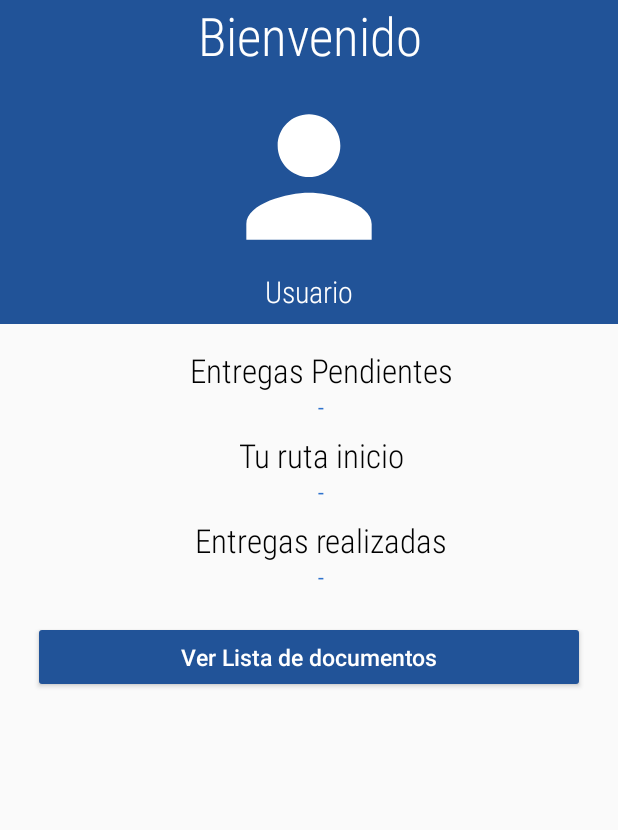
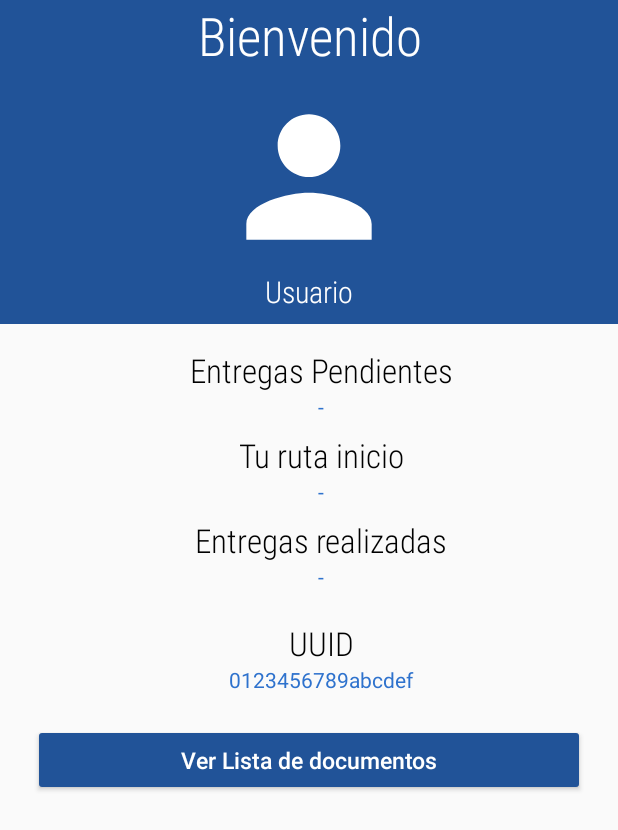
Before and after one commit to juver1212/ProyectoAppTransporteZavala, an Android app: the fragment BienvenidaFragment shown on its own in the app's theme, on a phone screen of 412 x 824 dp. Shown: the top 830 px of the screen. Run offline under Robolectric (Android 15) with nearby library versions, the phone set to English and light mode, and no system bars.

Commit message:
segundo commit

```diff
--- a/src/main/AndroidManifest.xml
+++ b/src/main/AndroidManifest.xml
@@ -31,13 +31,12 @@
     <application
         android:allowBackup="true"
         android:appComponentFactory="whateverString"
-        android:icon="@mipmap/ic_laucher_za_round"
-        android:label="Trackinn"
+        android:icon="@drawable/aceros_arequipa"
+        android:label="Aceros Arequipa"
         android:supportsRtl="true"
         android:theme="@style/AppTheme"
         android:usesCleartextTraffic="true"
         tools:replace="android:appComponentFactory">
-        <activity android:name="com.itp.trackinn.DetalleActivity"></activity>
 
         <service
             android:name="com.itp.trackinn.ServiceGeolocation.ServiceGeolocation"
--- a/src/main/java/com/itp/trackinn/Views/Fragments/BienvenidaFragment.java
+++ b/src/main/java/com/itp/trackinn/Views/Fragments/BienvenidaFragment.java
@@ -1,17 +1,24 @@
 package com.itp.trackinn.Views.Fragments;
 
 
+import static android.content.Context.CLIPBOARD_SERVICE;
+
 import android.app.AlertDialog;
+import android.content.ClipData;
+import android.content.ClipboardManager;
 import android.content.Context;
 import android.os.Bundle;
 import androidx.fragment.app.Fragment;
 import androidx.fragment.app.FragmentTransaction;
+
+import android.provider.Settings;
 import android.telephony.TelephonyManager;
 import android.view.LayoutInflater;
 import android.view.View;
 import android.view.ViewGroup;
 import android.widget.Button;
 import android.widget.TextView;
+import android.widget.Toast;
 
 import com.trackiinn.apptrack.R;
 
@@ -28,9 +35,11 @@ public class BienvenidaFragment extends Fragment {
     String url = "https://www.innovationtechnologyperu.com/trackinn/index.php/hojaruta/";
     public static final int CONNECTION_TIMEOUT=50000;
     public static final int READ_TIMEOUT=50000;
-    private TextView titulo1, subtitulo1, titulo2, subtitulo2, titulo3, subtitulo3, txtconductor;
+    private TextView titulo1, subtitulo1, titulo2, subtitulo2, titulo3, subtitulo3, txtconductor, txtUuid;
     String documentos_pendientes = "", inicio_ruta ="", inicio_ruta_fecha ="", documentos_atendidos ="", conductor ="",
             cod_hoja="", num_hoja="", cod_empresa="";
+    private ClipboardManager myClipboard;
+    private ClipData myClip;
 
     public BienvenidaFragment() {
 
@@ -52,7 +61,19 @@ public class BienvenidaFragment extends Fragment {
         titulo3 = (TextView) v.findViewById(R.id.titulo3);
         subtitulo3 = (TextView) v.findViewById(R.id.subtitulo3);
         txtconductor = (TextView) v.findViewById(R.id.txtconductor);
+        txtUuid = (TextView) v.findViewById(R.id.uuid);
+        myClipboard = (ClipboardManager) getActivity().getSystemService(CLIPBOARD_SERVICE);
 
+        txtUuid.setOnClickListener(new View.OnClickListener() {
+            @Override
+            public void onClick(View v) {
+                String text = txtUuid.getText().toString();
+                myClip = ClipData.newPlainText("text", text);
+                myClipboard.setPrimaryClip(myClip);
+                Toast.makeText(getActivity(), "UUID copiado", Toast.LENGTH_SHORT).show();
+            }
+
+        });
 
         Bundle bundle = this.getArguments();
         if (bundle != null) {
@@ -94,12 +115,14 @@ public class BienvenidaFragment extends Fragment {
 
         imei = getImei(getActivity());
 
+        txtUuid.setText(imei);
+
         return v;
     }
 
     public static String getImei(Context c) {
-        TelephonyManager telephonyManager = (TelephonyManager) c
-                .getSystemService(Context.TELEPHONY_SERVICE);
-        return telephonyManager.getDeviceId();
+        String android_id = Settings.Secure.getString(c.getContentResolver(),
+                Settings.Secure.ANDROID_ID);
+        return android_id;
     }
 }
--- a/src/main/java/com/itp/trackinn/Views/Fragments/ListaDocumentosFragment.java
+++ b/src/main/java/com/itp/trackinn/Views/Fragments/ListaDocumentosFragment.java
@@ -91,9 +91,9 @@ public class ListaDocumentosFragment extends Fragment {
     }
 
     public static String getImei(Context c) {
-        TelephonyManager telephonyManager = (TelephonyManager) c
-                .getSystemService(Context.TELEPHONY_SERVICE);
-        return telephonyManager.getDeviceId();
+        String android_id = Settings.Secure.getString(c.getContentResolver(),
+                Settings.Secure.ANDROID_ID);
+        return android_id;
     }
 
     private class asyniniciosession extends AsyncTask<String, Integer, String> {
--- a/src/main/java/com/itp/trackinn/Views/MenuLateralActivity.java
+++ b/src/main/java/com/itp/trackinn/Views/MenuLateralActivity.java
@@ -424,8 +424,8 @@ public class MenuLateralActivity extends AppCompatActivity implements Navigation
     }
 
     public static String getImei(Context c) {
-        TelephonyManager telephonyManager = (TelephonyManager) c
-                .getSystemService(Context.TELEPHONY_SERVICE);
-        return telephonyManager.getDeviceId();
+        String android_id = Settings.Secure.getString(c.getContentResolver(),
+                Settings.Secure.ANDROID_ID);
+        return android_id;
     }
 }
--- a/src/main/res/layout/fragment_bienvenida.xml
+++ b/src/main/res/layout/fragment_bienvenida.xml
@@ -126,6 +126,30 @@
         android:textColor="@color/colorBarraSuperior"
         android:textSize="14sp" />
 
+
+    <TextView
+        android:layout_width="match_parent"
+        android:layout_height="wrap_content"
+        android:layout_marginStart="16dp"
+        android:layout_marginLeft="16dp"
+        android:gravity="center"
+        android:text="UUID"
+        android:textColor="@color/colorAccent"
+        android:textSize="22sp"
+        app:fontFamily="sans-serif-condensed-light" />
+
+    <TextView
+        android:id="@+id/uuid"
+        android:layout_width="match_parent"
+        android:layout_height="wrap_content"
+        android:layout_marginStart="16dp"
+        android:layout_marginLeft="16dp"
+        android:layout_marginBottom="20dp"
+        android:gravity="center"
+        android:text="-"
+        android:textColor="@color/colorBarraSuperior"
+        android:textSize="14sp" />
+
     <Button
         android:id="@+id/boton2"
         android:layout_width="match_parent"
```
Also changed, not shown: src/main/java/com/itp/trackinn/ServiceGeolocation/ServiceGeolocation.java (+32 -21 lines), src/main/java/com/itp/trackinn/Views/Fragments/DetalleDocumentoFragment.java (+3 -6 lines), src/main/java/com/itp/trackinn/Views/Fragments/NuevoDocumentoFragment.java (+4 -6 lines), src/main/res/drawable/header3.jpg (added), 17 other files.
